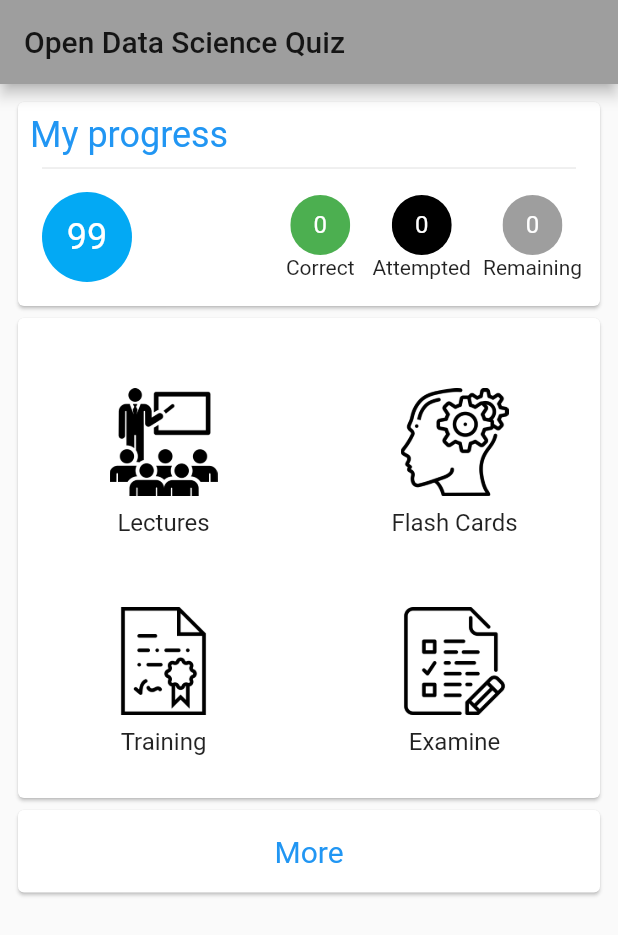
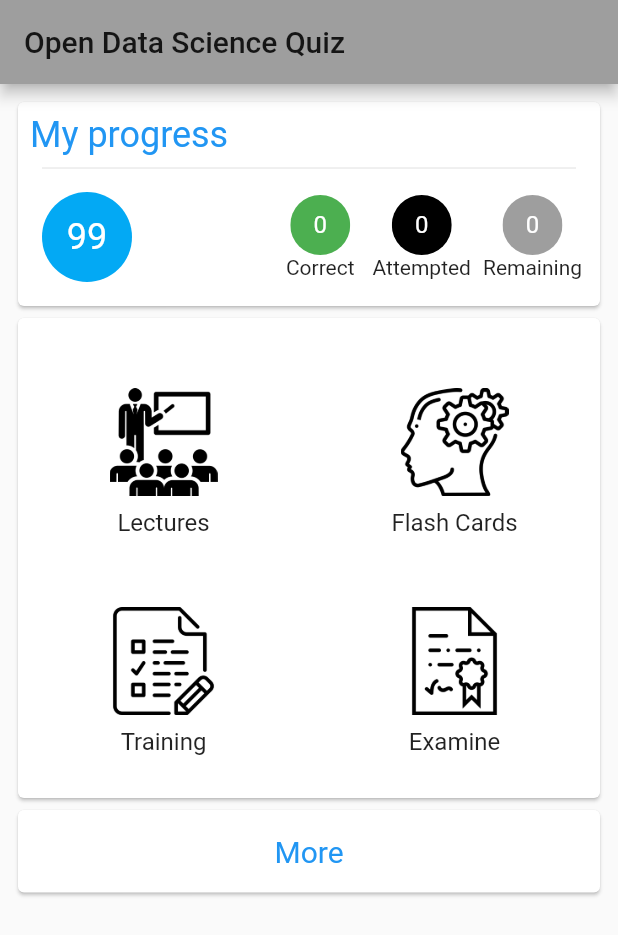
Before and after one commit to balezz/ods_quiz_flutter, a Flutter app: the screen it shows after launch, on a phone screen of 412 x 824 dp. Shown: the top 935 px of the screen. Run offline on Flutter 3.47's test engine with Material 2 defaults, Android fonts, the phone set to English and light mode, and no system bars; our stand-ins replace flip_card.

Commit message:
refactor assets, add Examine page

```diff
--- /dev/null
+++ b/lib/examine_page/ExaminePage.dart
@@ -0,0 +1,6 @@
+
+import 'package:odsquiz/train_page/TrainPage.dart';
+
+class ExaminePage extends TrainPage{
+
+}
--- a/lib/home_page/CenterCard.dart
+++ b/lib/home_page/CenterCard.dart
@@ -81,7 +81,7 @@ class CenterCard extends StatelessWidget {
                     Padding(
                       padding: const EdgeInsets.all(8.0),
                       child: Image.asset(
-                        'assets/icons/diploma.png',
+                        'assets/icons/training.png',
                         height: 72,
                       ),
                     ),
@@ -100,7 +100,7 @@ class CenterCard extends StatelessWidget {
             Container(
               child: InkWell(
                 onTap: () {
-                  Navigator.pushNamed(context, '/lectures');
+                  Navigator.pushNamed(context, '/examine');
                 },
                 child: Column(
                   mainAxisAlignment: MainAxisAlignment.end,
@@ -108,7 +108,7 @@ class CenterCard extends StatelessWidget {
                     Padding(
                       padding: const EdgeInsets.all(8.0),
                       child: Image.asset(
-                        'assets/icons/exam.png',
+                        'assets/icons/examine.png',
                         height: 72,
                       ),
                     ),
--- a/lib/main.dart
+++ b/lib/main.dart
@@ -2,6 +2,7 @@ import 'package:flutter/material.dart';
 import 'package:odsquiz/flash_page/FlashPage.dart';
 import 'package:odsquiz/lecture_page/LecturesPage.dart';
 import 'package:odsquiz/train_page//TrainPage.dart';
+import 'package:odsquiz/examine_page/ExaminePage.dart';
 import 'home_page/HomePage.dart';
 
 void main() => runApp(MyApp());
@@ -20,6 +21,7 @@ class MyApp extends StatelessWidget {
         '/lectures': (context) => LecturesPage(),
         '/flashcards': (context)=> FlashPage(),
         '/training': (context)=> TrainPage(),
+        '/examine': (context)=> ExaminePage(),
       },
     );
   }
--- a/lib/train_page/TrainPage.dart
+++ b/lib/train_page/TrainPage.dart
@@ -47,6 +47,7 @@ class TrainPage extends StatelessWidget {
                   shape: CircleBorder(),
                   elevation: 2.0,
                   padding: EdgeInsets.all(16.0),
+                  onPressed: () {},
                 ),
               ),
               Padding(
@@ -57,6 +58,7 @@ class TrainPage extends StatelessWidget {
                   shape: CircleBorder(),
                   elevation: 2.0,
                   padding: EdgeInsets.all(16.0),
+                  onPressed: () {},
                 ),
               ),
             ],
--- a/pubspec.yaml
+++ b/pubspec.yaml
@@ -50,8 +50,8 @@ flutter:
   assets:
     - assets/icons/classroom.png
     - assets/icons/brain.png
-    - assets/icons/diploma.png
-    - assets/icons/exam.png
+    - assets/icons/examine.png
+    - assets/icons/training.png
     - assets/lectures/1.jpg
     - assets/lectures/2.jpg
     - assets/lectures/3.jpg
```
Also changed, not shown: assets/icons/examine.png (renamed from assets/icons/diploma.png), assets/icons/training.png (renamed from assets/icons/exam.png).
